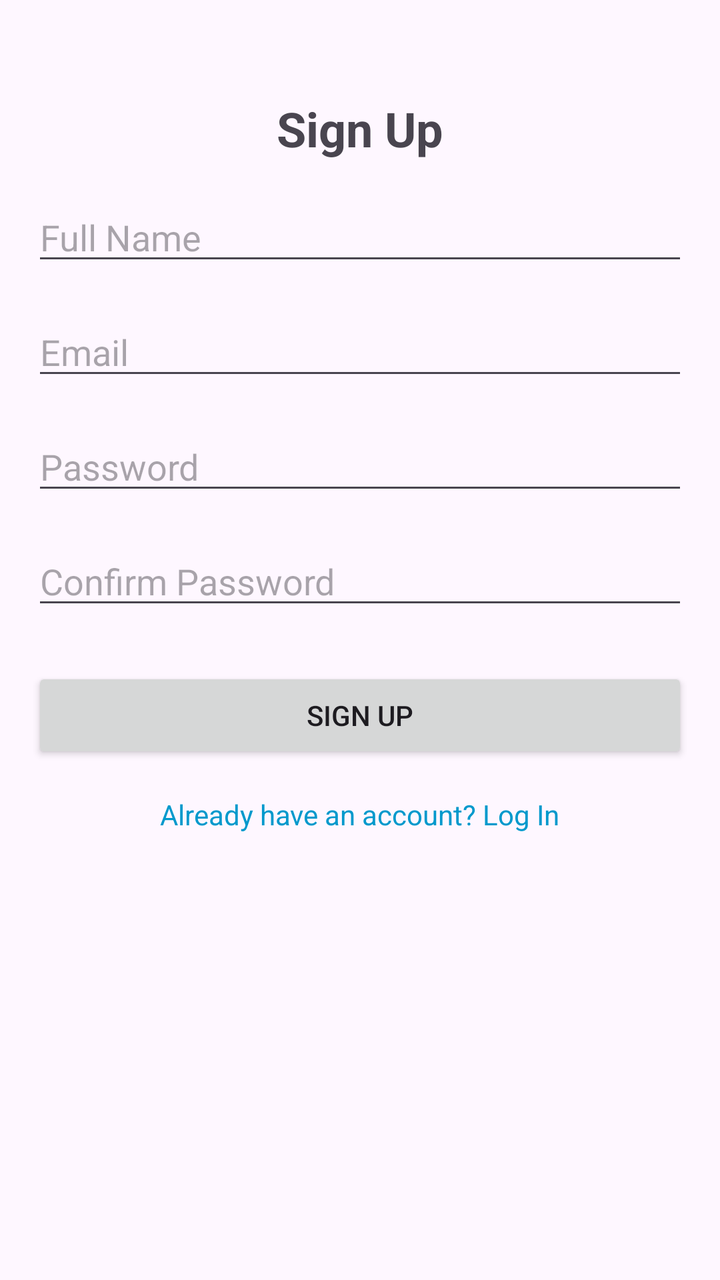
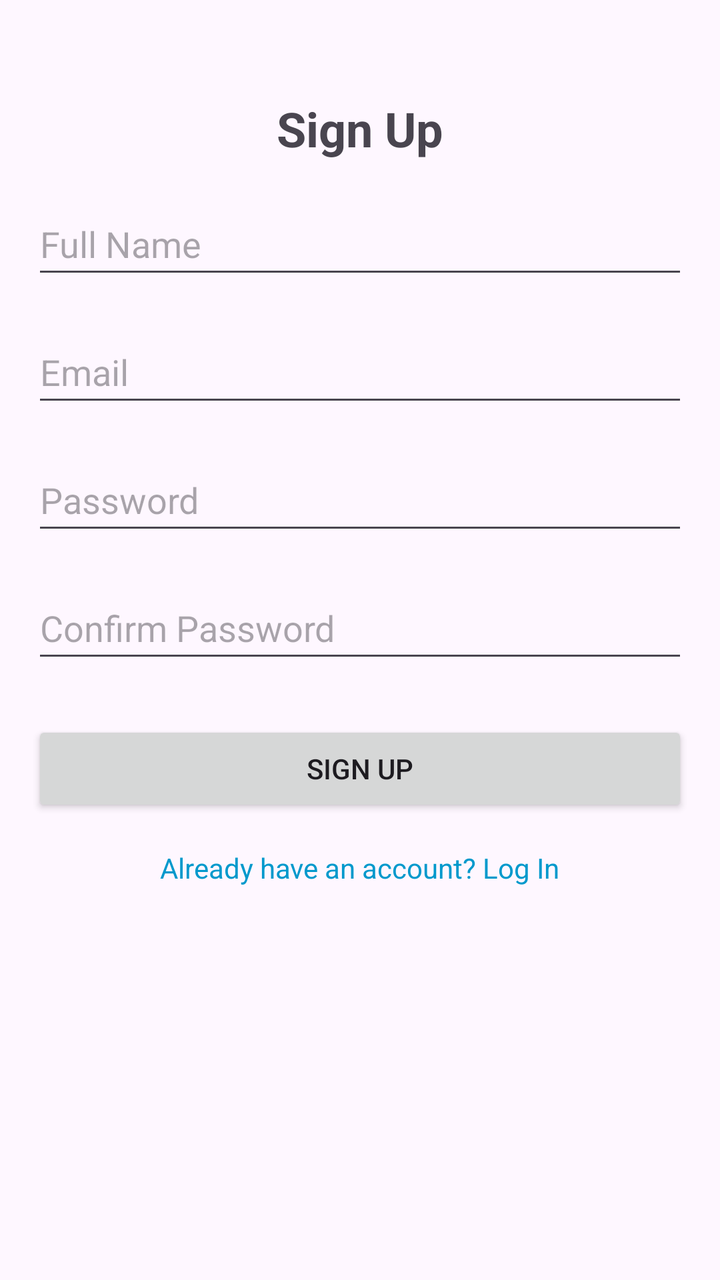

Before-and-after screenshots of an Android layout around one commit, followed by the original layout XML and the change that was made.
<!-- AndroidManifest.xml: application theme Theme.MyTestKotlin -->
<!-- res/layout/user_signup.xml -->
<?xml version="1.0" encoding="utf-8"?>
<androidx.constraintlayout.widget.ConstraintLayout
    xmlns:android="http://schemas.android.com/apk/res/android"
    xmlns:app="http://schemas.android.com/apk/res-auto"
    android:layout_width="match_parent"
    android:layout_height="match_parent"
    android:padding="16dp">

    
    <TextView
        android:id="@+id/tvSignupTitle"
        android:layout_width="wrap_content"
        android:layout_height="wrap_content"
        android:text="Sign Up"
        android:textSize="24sp"
        android:textStyle="bold"
        app:layout_constraintTop_toTopOf="parent"
        app:layout_constraintStart_toStartOf="parent"
        app:layout_constraintEnd_toEndOf="parent"
        android:layout_marginTop="32dp" />

    
    <EditText
        android:id="@+id/etFullName"
        android:layout_width="0dp"
        android:layout_height="wrap_content"
        android:hint="Full Name"
        android:inputType="textPersonName"
        app:layout_constraintTop_toBottomOf="@id/tvSignupTitle"
        app:layout_constraintStart_toStartOf="parent"
        app:layout_constraintEnd_toEndOf="parent"
        android:layout_marginTop="16dp" />

    
    <EditText
        android:id="@+id/etEmail"
        android:layout_width="0dp"
        android:layout_height="wrap_content"
        android:hint="Email"
        android:inputType="textEmailAddress"
        app:layout_constraintTop_toBottomOf="@id/etFullName"
        app:layout_constraintStart_toStartOf="parent"
        app:layout_constraintEnd_toEndOf="parent"
        android:layout_marginTop="16dp" />

    
    <EditText
        android:id="@+id/etPassword"
        android:layout_width="0dp"
        android:layout_height="wrap_content"
        android:hint="Password"
        android:inputType="textPassword"
        app:layout_constraintTop_toBottomOf="@id/etEmail"
        app:layout_constraintStart_toStartOf="parent"
        app:layout_constraintEnd_toEndOf="parent"
        android:layout_marginTop="16dp" />

    
    <EditText
        android:id="@+id/etConfirmPassword"
        android:layout_width="0dp"
        android:layout_height="wrap_content"
        android:hint="Confirm Password"
        android:inputType="textPassword"
        app:layout_constraintTop_toBottomOf="@id/etPassword"
        app:layout_constraintStart_toStartOf="parent"
        app:layout_constraintEnd_toEndOf="parent"
        android:layout_marginTop="16dp" />

    
    <Button
        android:id="@+id/btnSignUp"
        android:layout_width="0dp"
        android:layout_height="wrap_content"
        android:text="Sign Up"
        app:layout_constraintTop_toBottomOf="@id/etConfirmPassword"
        app:layout_constraintStart_toStartOf="parent"
        app:layout_constraintEnd_toEndOf="parent"
        android:layout_marginTop="24dp" />

    
    <TextView
        android:id="@+id/tvAlreadyHaveAccount"
        android:layout_width="wrap_content"
        android:layout_height="wrap_content"
        android:text="Already have an account? Log In"
        android:textColor="@android:color/holo_blue_dark"
        app:layout_constraintTop_toBottomOf="@id/btnSignUp"
        app:layout_constraintStart_toStartOf="parent"
        app:layout_constraintEnd_toEndOf="parent"
        android:layout_marginTop="16dp" />
</androidx.constraintlayout.widget.ConstraintLayout>
<!-- resources referenced by this layout -->
<resources>
  <style name="Theme.MyTestKotlin" parent="Base.Theme.MyTestKotlin" />
  <style name="Base.Theme.MyTestKotlin" parent="Theme.Material3.DayNight.NoActionBar">
          
          
      </style>
</resources>

<!-- the commit's change to res/layout/user_signup.xml (unified diff, before → after) -->
@@ -24,48 +24,52 @@
         android:id="@+id/etFullName"
         android:layout_width="0dp"
         android:layout_height="wrap_content"
+        android:layout_marginTop="16dp"
         android:hint="Full Name"
         android:inputType="textPersonName"
-        app:layout_constraintTop_toBottomOf="@id/tvSignupTitle"
+        android:minHeight="48dp"
+        app:layout_constraintEnd_toEndOf="parent"
         app:layout_constraintStart_toStartOf="parent"
-        app:layout_constraintEnd_toEndOf="parent"
-        android:layout_marginTop="16dp" />
+        app:layout_constraintTop_toBottomOf="@id/tvSignupTitle" />
 
     
     <EditText
         android:id="@+id/etEmail"
         android:layout_width="0dp"
         android:layout_height="wrap_content"
+        android:layout_marginTop="16dp"
         android:hint="Email"
         android:inputType="textEmailAddress"
-        app:layout_constraintTop_toBottomOf="@id/etFullName"
+        android:minHeight="48dp"
+        app:layout_constraintEnd_toEndOf="parent"
         app:layout_constraintStart_toStartOf="parent"
-        app:layout_constraintEnd_toEndOf="parent"
-        android:layout_marginTop="16dp" />
+        app:layout_constraintTop_toBottomOf="@id/etFullName" />
 
     
     <EditText
         android:id="@+id/etPassword"
         android:layout_width="0dp"
         android:layout_height="wrap_content"
+        android:layout_marginTop="16dp"
         android:hint="Password"
         android:inputType="textPassword"
-        app:layout_constraintTop_toBottomOf="@id/etEmail"
+        android:minHeight="48dp"
+        app:layout_constraintEnd_toEndOf="parent"
         app:layout_constraintStart_toStartOf="parent"
-        app:layout_constraintEnd_toEndOf="parent"
-        android:layout_marginTop="16dp" />
+        app:layout_constraintTop_toBottomOf="@id/etEmail" />
 
     
     <EditText
         android:id="@+id/etConfirmPassword"
         android:layout_width="0dp"
         android:layout_height="wrap_content"
+        android:layout_marginTop="16dp"
         android:hint="Confirm Password"
         android:inputType="textPassword"
-        app:layout_constraintTop_toBottomOf="@id/etPassword"
+        android:minHeight="48dp"
+        app:layout_constraintEnd_toEndOf="parent"
         app:layout_constraintStart_toStartOf="parent"
-        app:layout_constraintEnd_toEndOf="parent"
-        android:layout_marginTop="16dp" />
+        app:layout_constraintTop_toBottomOf="@id/etPassword" />
 
     
     <Button
